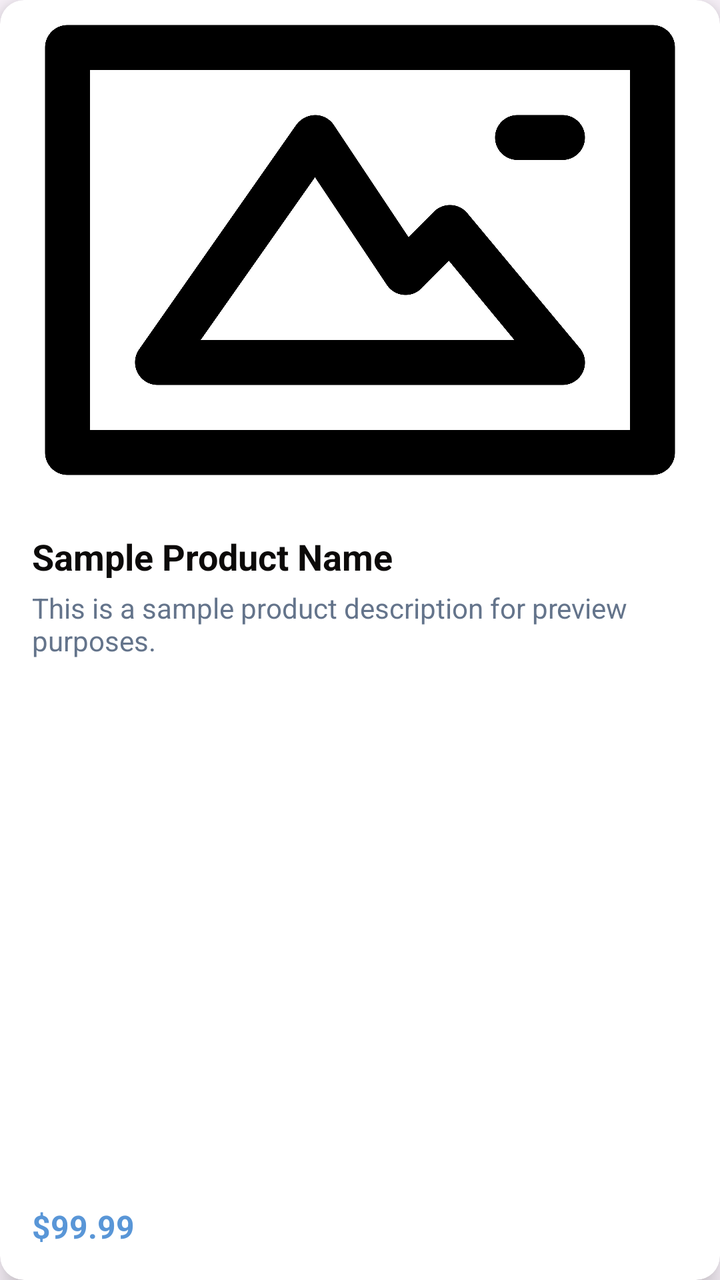
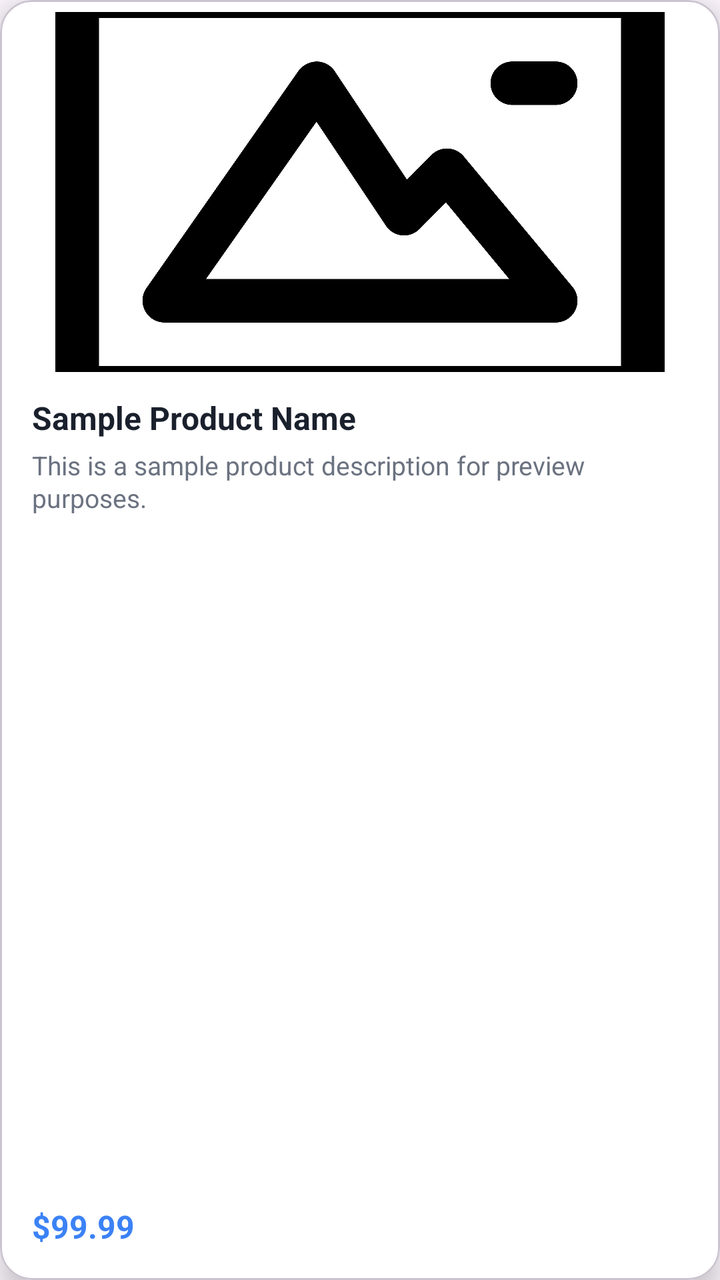

An Android layout rendered at two revisions. The XML below is the earlier revision; the diff shows what the commit changed to produce the second picture.
<!-- AndroidManifest.xml: application theme Theme.LabBooking -->
<!-- res/layout/item_product.xml -->
<?xml version="1.0" encoding="utf-8"?>
<androidx.cardview.widget.CardView
    xmlns:android="http://schemas.android.com/apk/res/android"
    xmlns:card_view="http://schemas.android.com/apk/res-auto"
    android:layout_width="300dp"
    android:layout_height="match_parent"
    xmlns:tools="http://schemas.android.com/tools"
    card_view:cardCornerRadius="12dp"
    card_view:cardElevation="8dp"
    android:layout_marginBottom="8dp"
    android:layout_marginTop="4dp"
    android:layout_marginHorizontal="10dp">

    <androidx.constraintlayout.widget.ConstraintLayout
        android:layout_width="match_parent"
        android:layout_height="match_parent"
        android:orientation="vertical"
        >

        <com.google.android.material.imageview.ShapeableImageView
            android:id="@+id/image_product"
            android:layout_width="match_parent"
            android:layout_height="250dp"
            android:scaleType="centerCrop"
            android:src="@drawable/image_not_found"
            card_view:shapeAppearanceOverlay="@style/RoundedCorners"
            tools:ignore="ContentDescription"
            card_view:layout_constraintStart_toStartOf="parent"
            card_view:layout_constraintTop_toTopOf="parent"
            />

        <TextView
            android:layout_marginTop="16dp"
            android:paddingStart="16dp"
            android:id="@+id/tv_product_name"
            android:layout_width="wrap_content"
            android:layout_height="wrap_content"
            android:text="Sample Product Name"
            android:textStyle="bold"
            android:textSize="18sp"
            android:textColor="@color/stone_950"
            android:maxLines="1"
            android:ellipsize="end"
            card_view:layout_constraintTop_toBottomOf="@+id/image_product"
            card_view:layout_constraintStart_toStartOf="parent"
            />

        <TextView
            android:paddingStart="16dp"
            android:id="@+id/tv_product_description"
            android:layout_width="wrap_content"
            android:layout_height="wrap_content"
            android:text="This is a sample product description for preview purposes."
            android:textSize="14sp"
            android:textColor="@color/slate_500"
            android:layout_marginTop="4dp"
            android:maxLines="2"
            android:ellipsize="end"
            card_view:layout_constraintTop_toBottomOf="@+id/tv_product_name"
            card_view:layout_constraintStart_toStartOf="parent"
            />

        <TextView
            card_view:layout_constraintBottom_toBottomOf="parent"
            card_view:layout_constraintStart_toStartOf="parent"
            android:id="@+id/tv_product_price"
            android:layout_width="wrap_content"
            android:layout_height="wrap_content"
            android:layout_marginBottom="16dp"
            android:paddingStart="16dp"
            android:text="$99.99"
            android:textColor="@color/main_400"
            android:textSize="16sp"
            android:textStyle="bold" />


    </androidx.constraintlayout.widget.ConstraintLayout>
</androidx.cardview.widget.CardView>
<!-- resources referenced by this layout -->
<resources>
  <color name="main_400">#5996d7</color>
  <color name="slate_500">#64748b</color>
  <color name="stone_950">#0c0a09</color>
  <!-- drawable image_not_found: png bitmap (drawable, 131702 bytes) -->
  <style name="RoundedCorners">
          <item name="cornerFamily">rounded</item>
          <item name="cornerSize">12dp</item>
      </style>
  <style name="Theme.LabBooking" parent="Base.Theme.LabBooking" />
  <style name="Base.Theme.LabBooking" parent="Theme.Material3.DayNight.NoActionBar">
          
          <item name="colorPrimary">@color/main_900</item>
          <item name="android:statusBarColor">@color/main_900</item>
      </style>
  <color name="main_900">#1c375b</color>
</resources>

<!-- the commit's change to res/layout/item_product.xml (unified diff, before → after) -->
@@ -1,12 +1,13 @@
 <?xml version="1.0" encoding="utf-8"?>
-<androidx.cardview.widget.CardView
+<com.google.android.material.card.MaterialCardView
     xmlns:android="http://schemas.android.com/apk/res/android"
-    xmlns:card_view="http://schemas.android.com/apk/res-auto"
-    android:layout_width="300dp"
+    xmlns:app="http://schemas.android.com/apk/res-auto"
+    xmlns:tools="http://schemas.android.com/tools"
+    android:layout_width="280dp"
     android:layout_height="match_parent"
-    xmlns:tools="http://schemas.android.com/tools"
-    card_view:cardCornerRadius="12dp"
-    card_view:cardElevation="8dp"
+    app:cardCornerRadius="16dp"
+    app:cardElevation="8dp"
+    app:cardBackgroundColor="@android:color/white"
     android:layout_marginBottom="8dp"
     android:layout_marginTop="4dp"
     android:layout_marginHorizontal="10dp">
@@ -14,65 +15,66 @@
     <androidx.constraintlayout.widget.ConstraintLayout
         android:layout_width="match_parent"
         android:layout_height="match_parent"
-        android:orientation="vertical"
-        >
+        android:orientation="vertical">
 
         <com.google.android.material.imageview.ShapeableImageView
             android:id="@+id/image_product"
             android:layout_width="match_parent"
-            android:layout_height="250dp"
+            android:layout_height="180dp"
             android:scaleType="centerCrop"
             android:src="@drawable/image_not_found"
-            card_view:shapeAppearanceOverlay="@style/RoundedCorners"
+            app:shapeAppearanceOverlay="@style/RoundedCorners"
             tools:ignore="ContentDescription"
-            card_view:layout_constraintStart_toStartOf="parent"
-            card_view:layout_constraintTop_toTopOf="parent"
-            />
+            app:layout_constraintStart_toStartOf="parent"
+            app:layout_constraintTop_toTopOf="parent"
+            android:layout_margin="6dp" />
 
         <TextView
-            android:layout_marginTop="16dp"
+            android:layout_marginTop="12dp"
             android:paddingStart="16dp"
+            android:paddingEnd="16dp"
             android:id="@+id/tv_product_name"
-            android:layout_width="wrap_content"
+            android:layout_width="0dp"
             android:layout_height="wrap_content"
             android:text="Sample Product Name"
             android:textStyle="bold"
-            android:textSize="18sp"
-            android:textColor="@color/stone_950"
+            android:textSize="16sp"
+            android:textColor="#1A202C"
             android:maxLines="1"
             android:ellipsize="end"
-            card_view:layout_constraintTop_toBottomOf="@+id/image_product"
-            card_view:layout_constraintStart_toStartOf="parent"
-            />
+            app:layout_constraintTop_toBottomOf="@+id/image_product"
+            app:layout_constraintStart_toStartOf="parent"
+            app:layout_constraintEnd_toEndOf="parent" />
 
         <TextView
             android:paddingStart="16dp"
+            android:paddingEnd="16dp"
             android:id="@+id/tv_product_description"
-            android:layout_width="wrap_content"
+            android:layout_width="0dp"
             android:layout_height="wrap_content"
             android:text="This is a sample product description for preview purposes."
-            android:textSize="14sp"
-            android:textColor="@color/slate_500"
+            android:textSize="13sp"
+            android:textColor="#6B7280"
             android:layout_marginTop="4dp"
             android:maxLines="2"
             android:ellipsize="end"
-            card_view:layout_constraintTop_toBottomOf="@+id/tv_product_name"
-            card_view:layout_constraintStart_toStartOf="parent"
-            />
+            android:lineSpacingExtra="1dp"
+            app:layout_constraintTop_toBottomOf="@+id/tv_product_name"
+            app:layout_constraintStart_toStartOf="parent"
+            app:layout_constraintEnd_toEndOf="parent" />
 
         <TextView
-            card_view:layout_constraintBottom_toBottomOf="parent"
-            card_view:layout_constraintStart_toStartOf="parent"
+            app:layout_constraintBottom_toBottomOf="parent"
+            app:layout_constraintStart_toStartOf="parent"
             android:id="@+id/tv_product_price"
             android:layout_width="wrap_content"
             android:layout_height="wrap_content"
             android:layout_marginBottom="16dp"
             android:paddingStart="16dp"
             android:text="$99.99"
-            android:textColor="@color/main_400"
+            android:textColor="#3B82F6"
             android:textSize="16sp"
             android:textStyle="bold" />
 
-
     </androidx.constraintlayout.widget.ConstraintLayout>
-</androidx.cardview.widget.CardView>
+</com.google.android.material.card.MaterialCardView>
<!-- resource entries referenced after the edit -->
@@ -1,8 +1,5 @@
 <!-- resources referenced by this layout -->
 <resources>
-  <color name="main_400">#5996d7</color>
-  <color name="slate_500">#64748b</color>
-  <color name="stone_950">#0c0a09</color>
   <!-- drawable image_not_found: png bitmap (drawable, 131702 bytes) -->
   <style name="RoundedCorners">
           <item name="cornerFamily">rounded</item>
